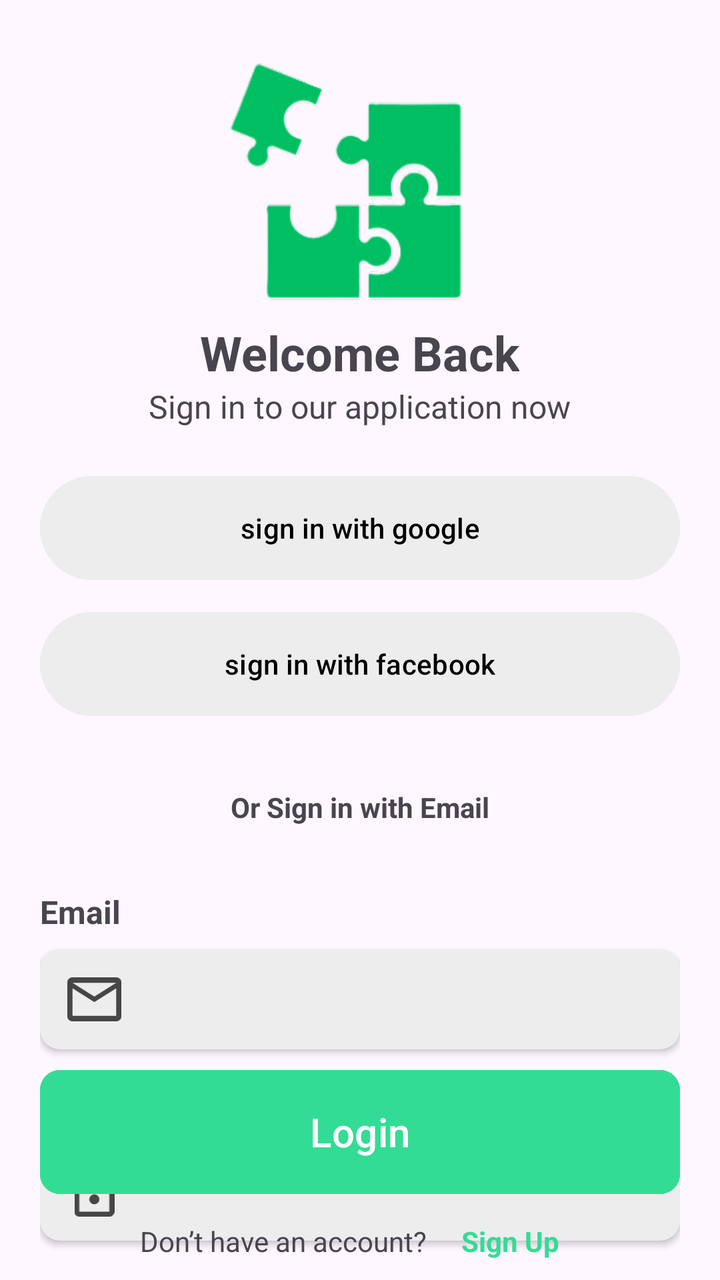
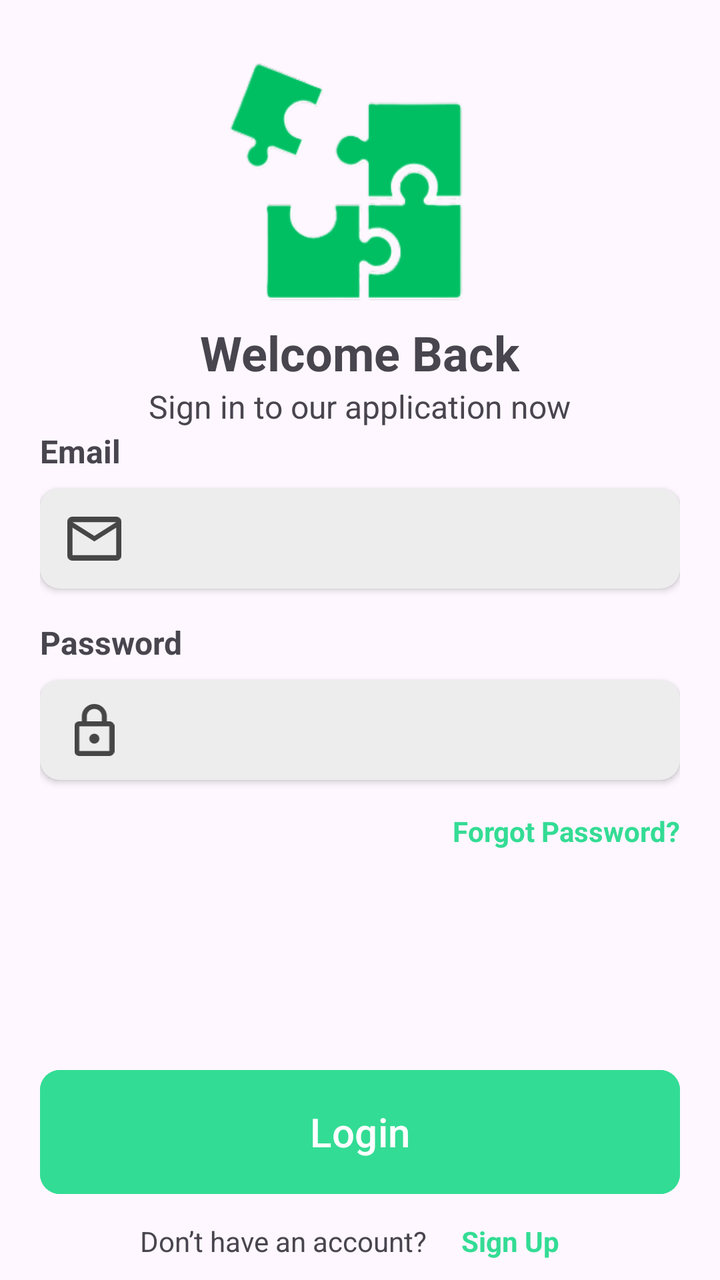

Two renders of the same Android screen: before a commit and after it. Below are the layout's source before the change and the commit's diff.
<!-- AndroidManifest.xml: application theme Theme.Syncly -->
<!-- res/layout/fragment_login.xml -->
<?xml version="1.0" encoding="utf-8"?>
<RelativeLayout xmlns:android="http://schemas.android.com/apk/res/android"
    xmlns:tools="http://schemas.android.com/tools"
    android:layout_width="match_parent"
    android:layout_height="match_parent"
    xmlns:app="http://schemas.android.com/apk/res-auto"
    tools:context=".fragments.Login">
    <LinearLayout
        android:id="@+id/header"
        android:layout_width="match_parent"
        android:layout_height="wrap_content"
        android:orientation="vertical"
        android:layout_margin="20dp"
        android:gravity="center_horizontal"
        android:layout_marginBottom="32dp"
        >
        <ImageView
            android:layout_width="140dp"
            android:layout_height="140dp"
            android:src="@drawable/syncly"
            />
        <TextView
            android:layout_width="wrap_content"
            android:layout_height="wrap_content"
            android:textSize="24sp"
            android:textStyle="bold"
            android:text="Welcome Back"/>
        <TextView
            android:layout_width="wrap_content"
            android:layout_height="wrap_content"
            android:textSize="16sp"
            android:text="Sign in to our application now"/>
    </LinearLayout>
    <LinearLayout
        android:id="@+id/sso"
        android:layout_width="match_parent"
        android:layout_height="wrap_content"
        android:layout_marginHorizontal="20dp"
        android:orientation="vertical"
        android:layout_below="@id/header"
        >
        <com.google.android.material.button.MaterialButton
            android:id="@+id/googleBtn"
            android:layout_width="match_parent"
            android:layout_height="60dp"
            android:backgroundTint="@color/light_grey"
            android:text="sign in with google"
            android:textColor="@color/black"
            android:layout_marginBottom="8dp"/>
        <com.google.android.material.button.MaterialButton
            android:id="@+id/facebookBtn"
            android:layout_width="match_parent"
            android:layout_height="60dp"
            android:backgroundTint="@color/light_grey"
            android:text="sign in with facebook"
            android:textColor="@color/black"/>
    </LinearLayout>
    <TextView
        android:id="@+id/or"
        android:layout_width="match_parent"
        android:layout_height="wrap_content"
        android:text="Or Sign in with Email"
        android:layout_marginHorizontal="20dp"
        android:layout_marginVertical="32dp"
        android:gravity="center_horizontal"
        android:textSize="14sp"
        android:textStyle="bold"
        android:layout_below="@id/sso"/>
    <LinearLayout
        android:layout_width="match_parent"
        android:layout_height="wrap_content"
        android:orientation="vertical"
        android:layout_marginHorizontal="20dp"
        android:layout_below="@id/or"
        >
        <TextView
            android:layout_width="wrap_content"
            android:layout_height="wrap_content"
            android:text="Email"
            android:textSize="16sp"
            android:textStyle="bold"
            android:layout_marginBottom="8dp"/>
        <androidx.cardview.widget.CardView
            android:layout_width="match_parent"
            android:layout_height="50dp"
            android:backgroundTint="@color/light_grey"
            app:cardCornerRadius="10dp"
            android:layout_marginBottom="16dp">
            <LinearLayout
                android:layout_width="match_parent"
                android:layout_height="match_parent"
                android:orientation="horizontal"
                android:gravity="center_vertical"
                >
                <ImageView
                    android:layout_width="0dp"
                    android:layout_height="22dp"
                    android:layout_weight="2"
                    android:src="@drawable/icon_email"
                    />
                <EditText
                    android:id="@+id/emailInpt"
                    android:layout_width="0dp"
                    android:layout_weight="9"
                    android:layout_height="match_parent"
                    android:background="@android:color/transparent"
                    android:layout_marginEnd="20dp"/>
            </LinearLayout>
        </androidx.cardview.widget.CardView>
        <TextView
            android:layout_width="wrap_content"
            android:layout_height="wrap_content"
            android:text="Password"
            android:textSize="16sp"
            android:textStyle="bold"
            android:layout_marginBottom="8dp"/>
        <androidx.cardview.widget.CardView
            android:layout_width="match_parent"
            android:layout_height="50dp"
            android:backgroundTint="@color/light_grey"
            app:cardCornerRadius="10dp"
            android:layout_marginBottom="16dp">
            <LinearLayout
                android:layout_width="match_parent"
                android:layout_height="match_parent"
                android:orientation="horizontal"
                android:gravity="center_vertical"
                >
                <ImageView
                    android:layout_width="0dp"
                    android:layout_height="26dp"
                    android:layout_weight="2"
                    android:src="@drawable/icon_lock"
                    />
                <EditText
                    android:id="@+id/passInpt"
                    android:layout_width="0dp"
                    android:layout_weight="9"
                    android:inputType="textPassword"
                    android:layout_height="match_parent"
                    android:background="@android:color/transparent"
                    android:layout_marginEnd="20dp"/>

            </LinearLayout>
        </androidx.cardview.widget.CardView>

        <TextView
            android:id="@+id/forgotPass"
            android:layout_width="wrap_content"
            android:layout_height="wrap_content"
            android:layout_gravity="end"
            android:text="Forgot Password?"
            android:textColor="@color/green"
            android:textSize="14sp"
            android:textStyle="bold" />
    </LinearLayout>

    <com.google.android.material.button.MaterialButton
        android:id="@+id/loginBtn"
        android:layout_width="match_parent"
        android:layout_height="70dp"
        android:layout_above="@id/question"
        android:layout_marginHorizontal="20dp"
        app:cornerRadius="10dp"
        android:backgroundTint="@color/green"
        android:text="Login"
        android:textSize="20sp"/>

    <LinearLayout
        android:id="@+id/question"
        android:layout_width="match_parent"
        android:layout_height="wrap_content"
        android:orientation="horizontal"
        android:gravity="center"
        android:layout_alignParentBottom="true"
        >
        <TextView
            android:layout_width="wrap_content"
            android:layout_height="wrap_content"
            android:text="Don’t have an account? "
            android:textSize="14sp"
            android:layout_marginRight="4dp"/>
        <TextView
            android:layout_width="wrap_content"
            android:layout_height="wrap_content"
            android:textStyle="bold"
            android:id="@+id/signup"
            android:padding="10dp"
            android:textSize="14sp"
            android:text="Sign Up"
            android:textColor="@color/green"/>
    </LinearLayout>
</RelativeLayout>
<!-- resources referenced by this layout -->
<resources>
  <color name="black">#FF000000</color>
  <color name="green">#33DC94</color>
  <color name="light_grey">#EDEDED</color>
  <!-- drawable icon_email (drawable) -->
  <vector xmlns:android="http://schemas.android.com/apk/res/android"
      android:width="26dp"
      android:height="21dp"
      android:viewportWidth="26"
      android:viewportHeight="21">
    <path
        android:pathData="M2.6,21C1.885,21 1.273,20.743 0.764,20.229C0.255,19.715 0,19.097 0,18.375V2.625C0,1.903 0.255,1.285 0.764,0.771C1.273,0.257 1.885,0 2.6,0H23.4C24.115,0 24.727,0.257 25.236,0.771C25.745,1.285 26,1.903 26,2.625V18.375C26,19.097 25.745,19.715 25.236,20.229C24.727,20.743 24.115,21 23.4,21H2.6ZM13,11.813L2.6,5.25V18.375H23.4V5.25L13,11.813ZM13,9.188L23.4,2.625H2.6L13,9.188ZM2.6,5.25V2.625V18.375V5.25Z"
        android:fillColor="#464646"/>
  </vector>
  <!-- drawable icon_lock (drawable) -->
  <vector xmlns:android="http://schemas.android.com/apk/res/android"
      android:width="20dp"
      android:height="26dp"
      android:viewportWidth="20"
      android:viewportHeight="26">
    <path
        android:pathData="M2.5,26C1.813,26 1.224,25.757 0.734,25.273C0.245,24.788 0,24.205 0,23.524V11.143C0,10.462 0.245,9.879 0.734,9.394C1.224,8.909 1.813,8.667 2.5,8.667H3.75V6.19C3.75,4.478 4.359,3.018 5.578,1.811C6.797,0.604 8.271,0 10,0C11.729,0 13.203,0.604 14.422,1.811C15.641,3.018 16.25,4.478 16.25,6.19V8.667H17.5C18.188,8.667 18.776,8.909 19.266,9.394C19.755,9.879 20,10.462 20,11.143V23.524C20,24.205 19.755,24.788 19.266,25.273C18.776,25.757 18.188,26 17.5,26H2.5ZM2.5,23.524H17.5V11.143H2.5V23.524ZM10,19.809C10.688,19.809 11.276,19.567 11.766,19.082C12.255,18.597 12.5,18.014 12.5,17.333C12.5,16.652 12.255,16.069 11.766,15.585C11.276,15.1 10.688,14.857 10,14.857C9.313,14.857 8.724,15.1 8.234,15.585C7.745,16.069 7.5,16.652 7.5,17.333C7.5,18.014 7.745,18.597 8.234,19.082C8.724,19.567 9.313,19.809 10,19.809ZM6.25,8.667H13.75V6.19C13.75,5.159 13.385,4.282 12.656,3.56C11.927,2.837 11.042,2.476 10,2.476C8.958,2.476 8.073,2.837 7.344,3.56C6.615,4.282 6.25,5.159 6.25,6.19V8.667Z"
        android:fillColor="#464646"/>
  </vector>
  <!-- drawable syncly: png bitmap (drawable, 17028 bytes) -->
  <style name="Theme.Syncly" parent="Base.Theme.Syncly" />
  <style name="Base.Theme.Syncly" parent="Theme.Material3.DayNight.NoActionBar">
          
          
      </style>
</resources>

<!-- the commit's change to res/layout/fragment_login.xml (unified diff, before → after) -->
@@ -32,46 +32,11 @@
             android:text="Sign in to our application now"/>
     </LinearLayout>
     <LinearLayout
-        android:id="@+id/sso"
-        android:layout_width="match_parent"
-        android:layout_height="wrap_content"
-        android:layout_marginHorizontal="20dp"
-        android:orientation="vertical"
-        android:layout_below="@id/header"
-        >
-        <com.google.android.material.button.MaterialButton
-            android:id="@+id/googleBtn"
-            android:layout_width="match_parent"
-            android:layout_height="60dp"
-            android:backgroundTint="@color/light_grey"
-            android:text="sign in with google"
-            android:textColor="@color/black"
-            android:layout_marginBottom="8dp"/>
-        <com.google.android.material.button.MaterialButton
-            android:id="@+id/facebookBtn"
-            android:layout_width="match_parent"
-            android:layout_height="60dp"
-            android:backgroundTint="@color/light_grey"
-            android:text="sign in with facebook"
-            android:textColor="@color/black"/>
-    </LinearLayout>
-    <TextView
-        android:id="@+id/or"
-        android:layout_width="match_parent"
-        android:layout_height="wrap_content"
-        android:text="Or Sign in with Email"
-        android:layout_marginHorizontal="20dp"
-        android:layout_marginVertical="32dp"
-        android:gravity="center_horizontal"
-        android:textSize="14sp"
-        android:textStyle="bold"
-        android:layout_below="@id/sso"/>
-    <LinearLayout
         android:layout_width="match_parent"
         android:layout_height="wrap_content"
         android:orientation="vertical"
         android:layout_marginHorizontal="20dp"
-        android:layout_below="@id/or"
+        android:layout_centerVertical="true"
         >
         <TextView
             android:layout_width="wrap_content"
@@ -104,7 +69,8 @@
                     android:layout_weight="9"
                     android:layout_height="match_parent"
                     android:background="@android:color/transparent"
-                    android:layout_marginEnd="20dp"/>
+                    android:layout_marginEnd="20dp"
+                    android:inputType="textEmailAddress"/>
             </LinearLayout>
         </androidx.cardview.widget.CardView>
         <TextView
<!-- resource entries referenced after the edit -->
@@ -1,6 +1,5 @@
 <!-- resources referenced by this layout -->
 <resources>
-  <color name="black">#FF000000</color>
   <color name="green">#33DC94</color>
   <color name="light_grey">#EDEDED</color>
   <!-- drawable icon_email (drawable) -->
